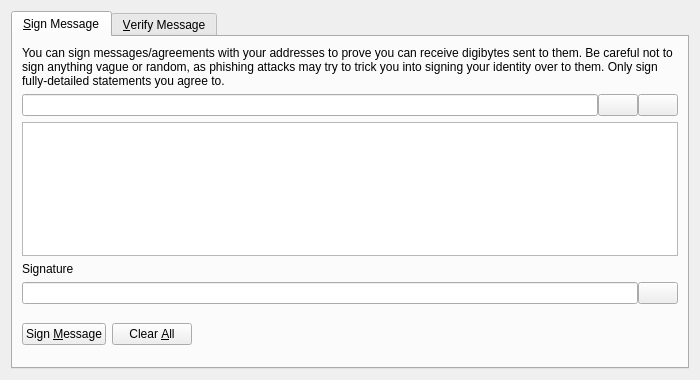
Qt form src/qt/forms/signverifymessagedialog.ui (digibyte/digibyte) before a commit.
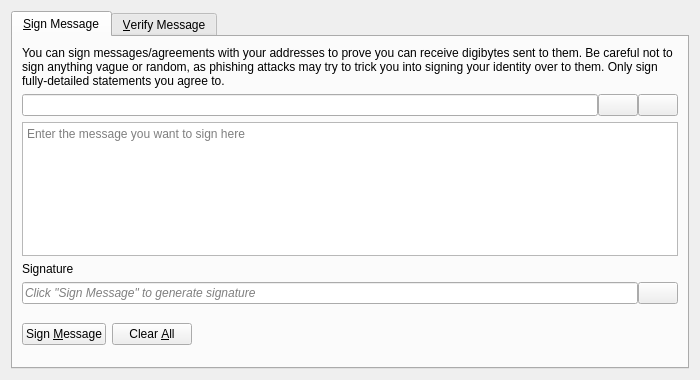
The same form after that commit. Icons and pictures are not drawn. Custom widgets are drawn as their Qt base class.

Commit message: Merge 8.22: src/qt/forms/signverifymessagedialog.ui: Merged file with upstream

The edit to the form file:
```diff
--- a/src/qt/forms/signverifymessagedialog.ui
+++ b/src/qt/forms/signverifymessagedialog.ui
@@ -99,6 +99,9 @@
          <property name="toolTip">
           <string>Enter the message you want to sign here</string>
          </property>
+         <property name="placeholderText">
+          <string>Enter the message you want to sign here</string>
+         </property>
         </widget>
        </item>
        <item>
@@ -118,6 +121,9 @@
          </property>
          <item>
           <widget class="QLineEdit" name="signatureOut_SM">
+           <property name="placeholderText">
+            <string>Click "Sign Message" to generate signature</string>
+           </property>
            <property name="font">
             <font>
              <italic>true</italic>
```
Left out of the diff: 18 changed lines with no effect on the pictures.
